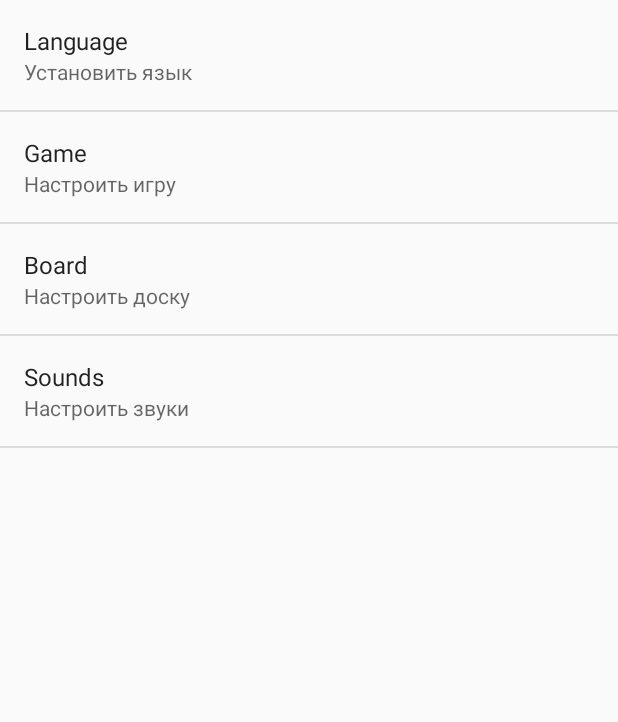
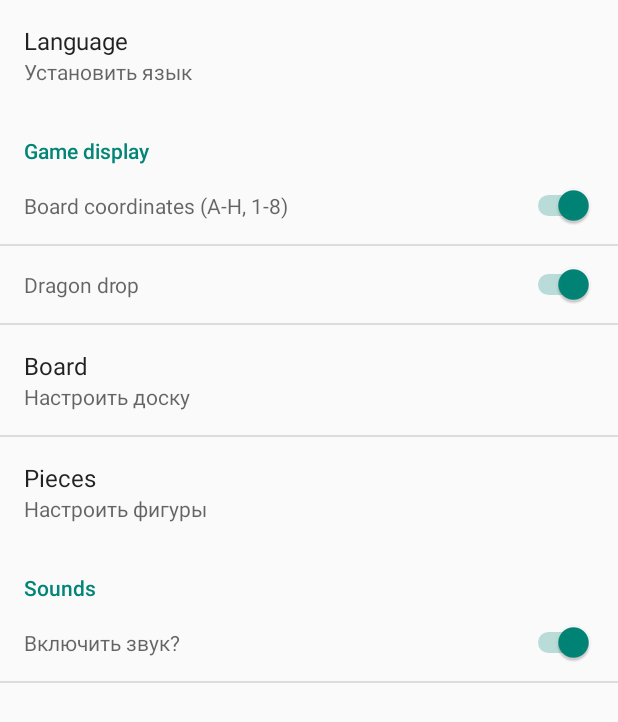
Before and after one commit to EvilGenoM/chessClient, an Android app: the SettingsActivity screen opened directly, with no data from a screen before it, on a phone screen of 412 x 824 dp. Shown: the top 722 px of the screen. Run offline under Robolectric (Android 15) with nearby library versions, the phone set to English and light mode, and no system bars.

Commit message:
Разверстано представление настроек

```diff
--- a/app/src/main/res/xml/settings.xml
+++ b/app/src/main/res/xml/settings.xml
@@ -8,12 +8,22 @@
 
     </PreferenceScreen>
 
-    <PreferenceScreen
+    <PreferenceCategory
         android:key="setting_game"
-        android:title="Game"
-        android:summary="Настроить игру">
+        android:title="Game display">
 
-    </PreferenceScreen>
+        <SwitchPreference
+            android:key="board_coordinates"
+            android:summary="Board coordinates (A-H, 1-8)"
+            android:defaultValue="true"/>
+
+
+        <SwitchPreference
+            android:key="dragon_drop"
+            android:summary="Dragon drop"
+            android:defaultValue="true"/>
+
+    </PreferenceCategory>
 
     <PreferenceScreen
         android:key="setting_board"
@@ -23,18 +33,22 @@
     </PreferenceScreen>
 
     <PreferenceScreen
+        android:key="setting_board"
+        android:title="Pieces"
+        android:summary="Настроить фигуры">
+
+    </PreferenceScreen>
+
+    <PreferenceCategory
         android:key="setting_sounds"
-        android:title="Sounds"
-        android:summary="Настроить звуки">
+        android:title="Sounds">
 
         <SwitchPreference
             android:key="glad"
-            android:summaryOff="Вы уверены, что не будете гладить кота?"
-            android:summaryOn="Гладить кота?"
-            android:switchTextOff="Нет"
-            android:switchTextOn="Да" />
+            android:summary="Включить звук?"
+            android:defaultValue="true"/>
 
-    </PreferenceScreen>
+    </PreferenceCategory>
 
 
 </PreferenceScreen>
```
